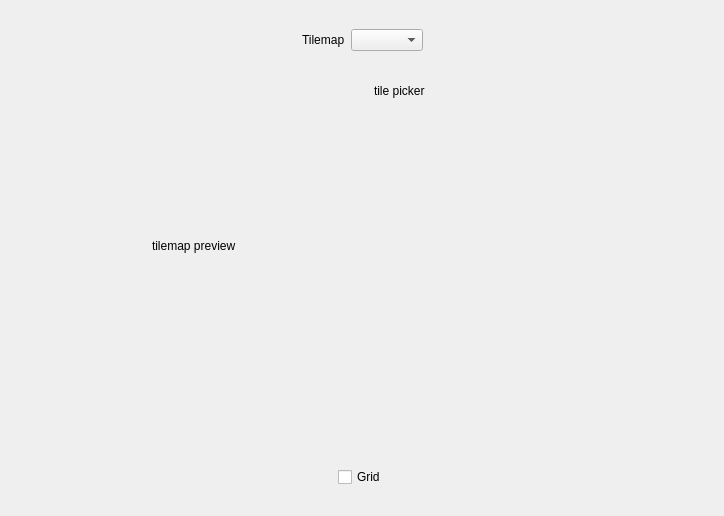
The window that libtales-qt/talesqttilemapeditorwidget.ui (suppertails66/tales) describes before a commit, drawn with Qt 5.
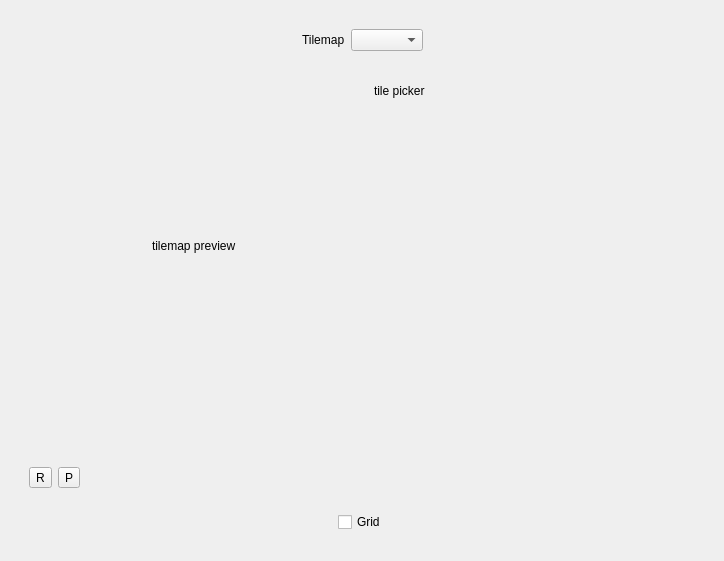
The same window after the commit. Custom widgets are drawn as their Qt base class.

Commit message: Add toolbar to tilemap editor

The edit to the form file:
```diff
--- a/libtales-qt/talesqttilemapeditorwidget.ui
+++ b/libtales-qt/talesqttilemapeditorwidget.ui
@@ -283,6 +283,42 @@
             </item>
            </layout>
           </item>
+          <item>
+           <widget class="QWidget" name="widget_7" native="true">
+            <layout class="QHBoxLayout" name="horizontalLayout_9">
+             <item>
+              <widget class="QToolButton" name="regularButton">
+               <property name="text">
+                <string>R</string>
+               </property>
+               <property name="checkable">
+                <bool>true</bool>
+               </property>
+              </widget>
+             </item>
+             <item>
+              <widget class="QToolButton" name="pencilButton">
+               <property name="text">
+                <string>P</string>
+               </property>
+              </widget>
+             </item>
+             <item>
+              <spacer name="horizontalSpacer_13">
+               <property name="orientation">
+                <enum>Qt::Horizontal</enum>
+               </property>
+               <property name="sizeHint" stdset="0">
+                <size>
+                 <width>40</width>
+                 <height>20</height>
+                </size>
+               </property>
+              </spacer>
+             </item>
+            </layout>
+           </widget>
+          </item>
           <item>
            <widget class="QWidget" name="widget_3" native="true">
             <layout class="QHBoxLayout" name="horizontalLayout_7">
```
